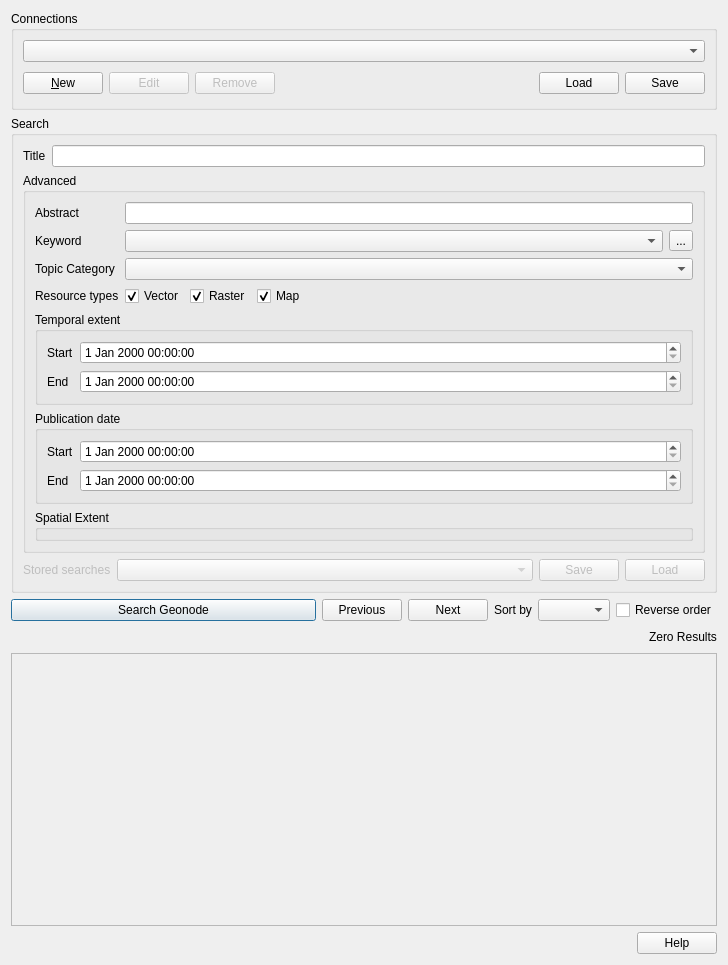
This is src/qgis_geonode/ui/geonode_datasource_widget.ui in GeoNode/QGISGeoNodePlugin as Qt 5 draws it before an edit. The edited form follows.
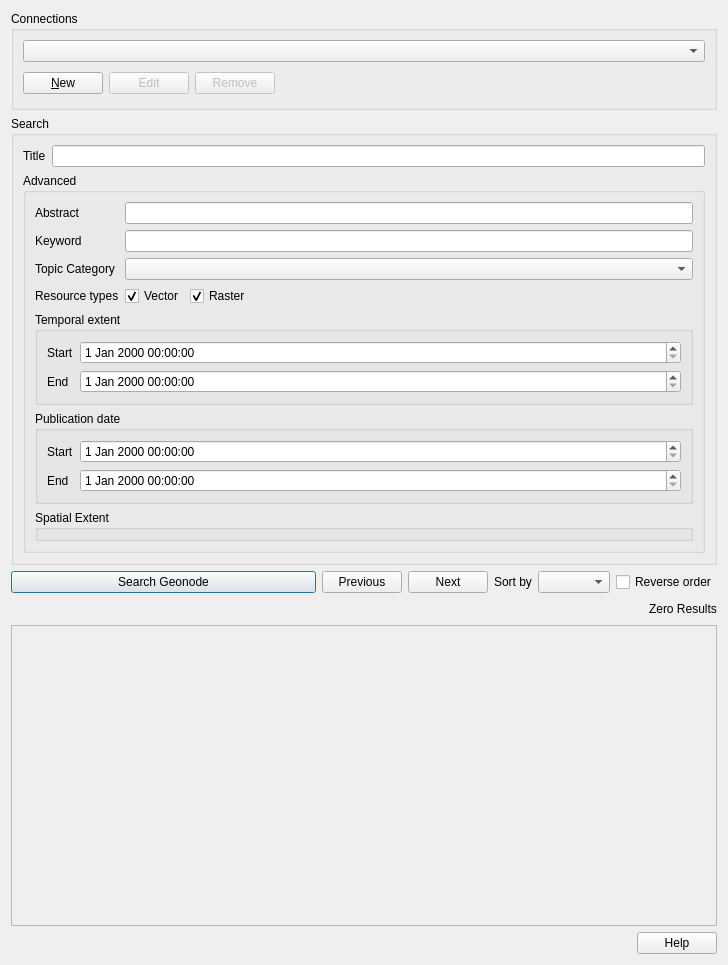
This is the edited form. Custom widgets are drawn as their Qt base class.

What changed in the file:
```diff
--- a/src/qgis_geonode/ui/geonode_datasource_widget.ui
+++ b/src/qgis_geonode/ui/geonode_datasource_widget.ui
@@ -77,26 +77,6 @@
           </property>
          </spacer>
         </item>
-        <item>
-         <widget class="QPushButton" name="load_connection_btn">
-          <property name="toolTip">
-           <string>Load connections from file</string>
-          </property>
-          <property name="text">
-           <string>Load</string>
-          </property>
-         </widget>
-        </item>
-        <item>
-         <widget class="QPushButton" name="save_connection_btn">
-          <property name="toolTip">
-           <string>Save connections to file</string>
-          </property>
-          <property name="text">
-           <string>Save</string>
-          </property>
-         </widget>
-        </item>
        </layout>
       </item>
      </layout>
@@ -189,27 +169,6 @@
            </property>
           </widget>
          </item>
-         <item row="1" column="1">
-          <layout class="QHBoxLayout" name="horizontalLayout">
-           <item>
-            <widget class="QComboBox" name="keyword_cmb">
-             <property name="enabled">
-              <bool>true</bool>
-             </property>
-            </widget>
-           </item>
-           <item>
-            <widget class="QToolButton" name="keyword_tool_btn">
-             <property name="toolTip">
-              <string>Click to fetch available keywords from the GeoNode instance</string>
-             </property>
-             <property name="text">
-              <string>...</string>
-             </property>
-            </widget>
-           </item>
-          </layout>
-         </item>
          <item row="2" column="0">
           <widget class="QLabel" name="category_la">
            <property name="enabled">
@@ -271,19 +230,6 @@
              </attribute>
             </widget>
            </item>
-           <item>
-            <widget class="QCheckBox" name="map_chb">
-             <property name="text">
-              <string>Map</string>
-             </property>
-             <property name="checked">
-              <bool>true</bool>
-             </property>
-             <attribute name="buttonGroup">
-              <string notr="true">resource_types_btngrp</string>
-             </attribute>
-            </widget>
-           </item>
            <item>
             <spacer name="horizontalSpacer">
              <property name="orientation">
@@ -384,66 +330,12 @@
            </property>
           </widget>
          </item>
+         <item row="1" column="1">
+          <widget class="QLineEdit" name="keyword_le"/>
+         </item>
         </layout>
        </widget>
       </item>
-      <item>
-       <layout class="QHBoxLayout" name="horizontalLayout_7">
-        <item>
-         <widget class="QLabel" name="label_7">
-          <property name="enabled">
-           <bool>false</bool>
-          </property>
-          <property name="text">
-           <string>Stored searches</string>
-          </property>
-         </widget>
-        </item>
-        <item>
-         <layout class="QHBoxLayout" name="horizontalLayout_6">
-          <item>
-           <widget class="QComboBox" name="comboBox_6">
-            <property name="enabled">
-             <bool>false</bool>
-            </property>
-            <property name="sizePolicy">
-             <sizepolicy hsizetype="Expanding" vsizetype="Fixed">
-              <horstretch>0</horstretch>
-              <verstretch>0</verstretch>
-             </sizepolicy>
-            </property>
-           </widget>
-          </item>
-          <item>
-           <widget class="QPushButton" name="btnSave_3">
-            <property name="enabled">
-             <bool>false</bool>
-            </property>
-            <property name="toolTip">
-             <string>Save connections to file</string>
-            </property>
-            <property name="text">
-             <string>Save</string>
-            </property>
-           </widget>
-          </item>
-          <item>
-           <widget class="QPushButton" name="btnLoad_3">
-            <property name="enabled">
-             <bool>false</bool>
-            </property>
-            <property name="toolTip">
-             <string>Load connections from file</string>
-            </property>
-            <property name="text">
-             <string>Load</string>
-            </property>
-           </widget>
-          </item>
-         </layout>
-        </item>
-       </layout>
-      </item>
      </layout>
     </widget>
    </item>
```
Left out of the diff: 16 changed lines with no effect on the pictures.
